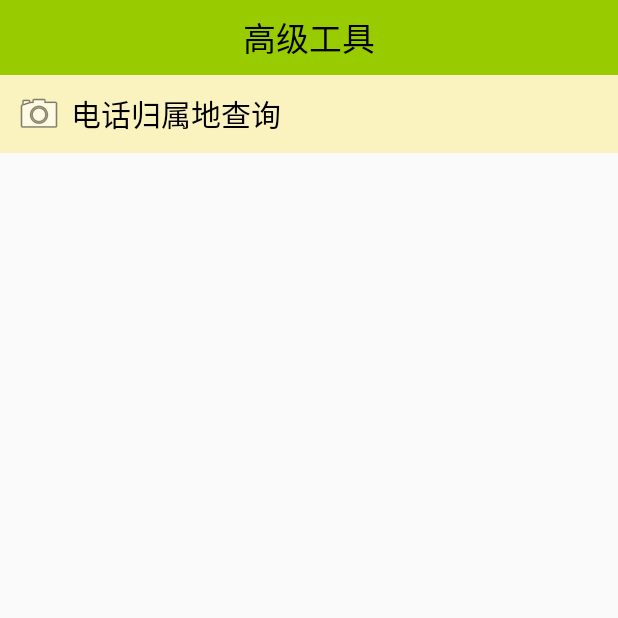
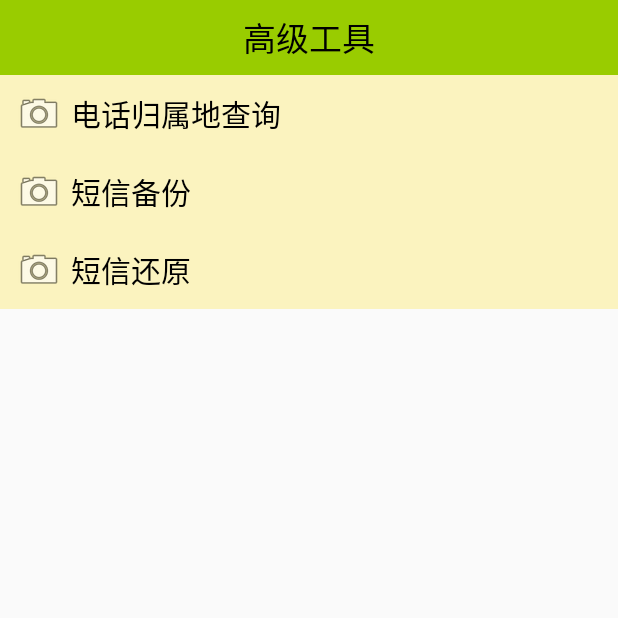
Before and after one commit to xiaoqianxin33/mobiesafe, an Android app: the AToolsActivity screen opened directly, with no data from a screen before it, on a phone screen of 412 x 824 dp, the top half of it. Run offline under Robolectric (Android 15) with nearby library versions, the phone set to English and light mode, and no system bars; our stand-ins replace ButterKnife.

Commit message:
4/25/18:45

```diff
--- a/app/src/main/AndroidManifest.xml
+++ b/app/src/main/AndroidManifest.xml
@@ -20,6 +20,7 @@
     <uses-permission android:name="android.permission.READ_CALL_LOG" />
     <uses-permission android:name="android.permission.CALL_PHONE"/>
     <uses-permission android:name="android.permission.WRITE_CALL_LOG"/>
+    <uses-permission android:name="android.permission.WRITE_SMS"/>
 
     <application
         android:allowBackup="true"
--- a/app/src/main/java/com/xiao/mobiesafe/activity/AToolsActivity.java
+++ b/app/src/main/java/com/xiao/mobiesafe/activity/AToolsActivity.java
@@ -1,22 +1,41 @@
 package com.xiao.mobiesafe.activity;
 
 import android.content.Intent;
+import android.os.Bundle;
 import android.support.v7.app.AppCompatActivity;
-import android.os.Bundle;
 import android.view.View;
+import android.widget.ProgressBar;
 
+import com.xiao.mobiesafe.utils.SmsEngine;
 import com.xiao.telephony.R;
 
+import butterknife.Bind;
+import butterknife.ButterKnife;
+
 public class AToolsActivity extends AppCompatActivity {
+
+    @Bind(R.id.pb_backupsms)
+    ProgressBar pbBackupsms;
+    @Bind(R.id.pb_revertsms)
+    ProgressBar pbRevertsms;
 
     @Override
     protected void onCreate(Bundle savedInstanceState) {
         super.onCreate(savedInstanceState);
         setContentView(R.layout.activity_atools);
+        ButterKnife.bind(this);
     }
 
 
-    public void numberAddressQuery(View view){
+    public void numberAddressQuery(View view) {
         startActivity(new Intent(this, AddressActivity.class));
     }
+
+    public void backupsms(View view) {
+        SmsEngine.backupSms(this,pbBackupsms);
+    }
+
+    public void revertsms(View view){
+        SmsEngine.smsResumnJson(this,pbRevertsms);
+    }
 }
--- a/app/src/main/java/com/xiao/mobiesafe/service/AddressService.java
+++ b/app/src/main/java/com/xiao/mobiesafe/service/AddressService.java
@@ -62,6 +62,7 @@ public class AddressService extends Service {
                     showToast(address);
                     break;
                 case TelephonyManager.CALL_STATE_IDLE:
+                case TelephonyManager.CALL_STATE_OFFHOOK:
                     if (mWM != null && view != null) {
                         mWM.removeView(view);
                         view = null;
@@ -70,7 +71,6 @@ public class AddressService extends Service {
                 default:
                     break;
             }
-
 
         }
     }
--- a/app/src/main/res/layout/activity_atools.xml
+++ b/app/src/main/res/layout/activity_atools.xml
@@ -11,18 +11,33 @@
         android:text="高级工具" />
 
     <TextView
+        style="@style/AtoolStyle"
+        android:onClick="numberAddressQuery"
+        android:text="电话归属地查询" />
+
+    <TextView
+        style="@style/AtoolStyle"
+        android:onClick="backupsms"
+        android:text="短信备份" />
+
+    <ProgressBar
+        android:id="@+id/pb_backupsms"
+        style="?android:attr/progressBarStyleHorizontal"
         android:layout_width="match_parent"
         android:layout_height="wrap_content"
-        android:background="@drawable/button"
-        android:clickable="true"
-        android:drawableLeft="@android:drawable/ic_menu_camera"
-        android:drawablePadding="5dp"
-        android:gravity="center_vertical"
-        android:onClick="numberAddressQuery"
-        android:padding="10dp"
-        android:text="电话归属地查询"
-        android:textColor="@android:color/black"
-        android:textSize="20sp" />
+        android:visibility="gone"/>
+
+    <TextView
+        style="@style/AtoolStyle"
+        android:onClick="revertsms"
+        android:text="短信还原" />
+
+    <ProgressBar
+        android:id="@+id/pb_revertsms"
+        style="?android:attr/progressBarStyleHorizontal"
+        android:layout_width="match_parent"
+        android:layout_height="wrap_content"
+        android:visibility="gone"/>
 
 
 </LinearLayout>
--- a/app/src/main/res/values/styles.xml
+++ b/app/src/main/res/values/styles.xml
@@ -46,6 +46,7 @@
         <item name="android:text">下一步</item>
         <item name="android:onClick">next</item>
     </style>
+
     <style name="PreviousStyle">
         <item name="android:layout_width">wrap_content</item>
         <item name="android:layout_height">wrap_content</item>
@@ -56,4 +57,18 @@
         <item name="android:text">上一步</item>
         <item name="android:onClick">previous</item>
     </style>
+
+    <style name="AtoolStyle">
+        <item name="android:layout_width">match_parent</item>
+        <item name="android:layout_height">wrap_content</item>
+        <item name="android:background">@drawable/button</item>
+        <item name="android:clickable">true</item>
+        <item name="android:drawableLeft">@android:drawable/ic_menu_camera</item>
+        <item name="android:drawablePadding">5dp</item>
+        <item name="android:gravity">center_vertical</item>
+        <item name="android:padding">10dp</item>
+        <item name="android:textColor">@android:color/black</item>
+        <item name="android:textSize">20sp</item>
+    </style>
+
 </resources>
```
Also changed, not shown: app/src/main/java/com/xiao/mobiesafe/utils/EncryptTools.java (added, +19 -0 lines), app/src/main/java/com/xiao/mobiesafe/utils/JsonUtils.java (added, +64 -0 lines), app/src/main/java/com/xiao/mobiesafe/utils/SmsEngine.java (added, +186 -0 lines).
